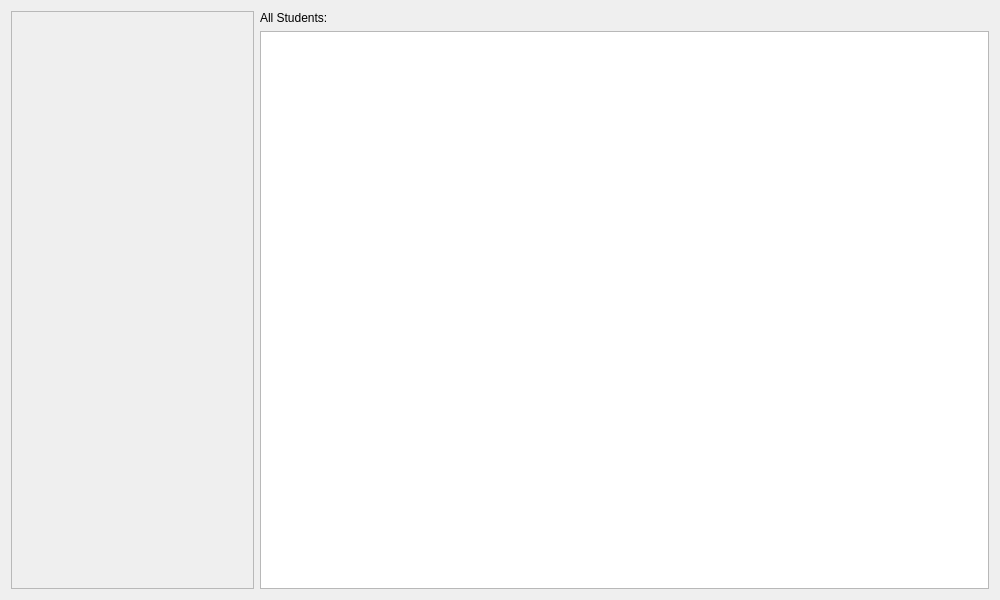
Old version of the form designer/students.ui in the repository ltrel/piu-mosso-client.
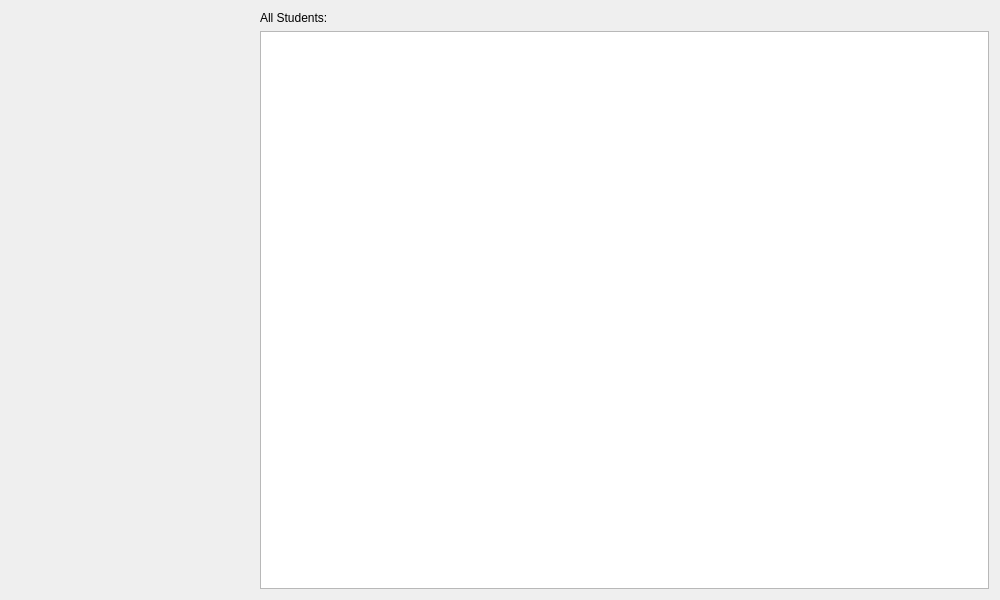
New version of the form.

Commit message: Replace sidebar QFrame with QWidget

Diff of the .ui file:
```diff
--- a/designer/students.ui
+++ b/designer/students.ui
@@ -15,19 +15,13 @@
   </property>
   <layout class="QHBoxLayout" name="horizontalLayout" stretch="1,3">
    <item>
-    <widget class="QFrame" name="sidebar_frame">
+    <widget class="QWidget" name="sidebar_frame" native="true">
      <property name="sizePolicy">
       <sizepolicy hsizetype="Preferred" vsizetype="Preferred">
        <horstretch>0</horstretch>
        <verstretch>0</verstretch>
       </sizepolicy>
      </property>
-     <property name="frameShape">
-      <enum>QFrame::StyledPanel</enum>
-     </property>
-     <property name="frameShadow">
-      <enum>QFrame::Raised</enum>
-     </property>
      <layout class="QVBoxLayout" name="sidebar_layout"/>
     </widget>
    </item>
```
The commit also changes 1 other file.
